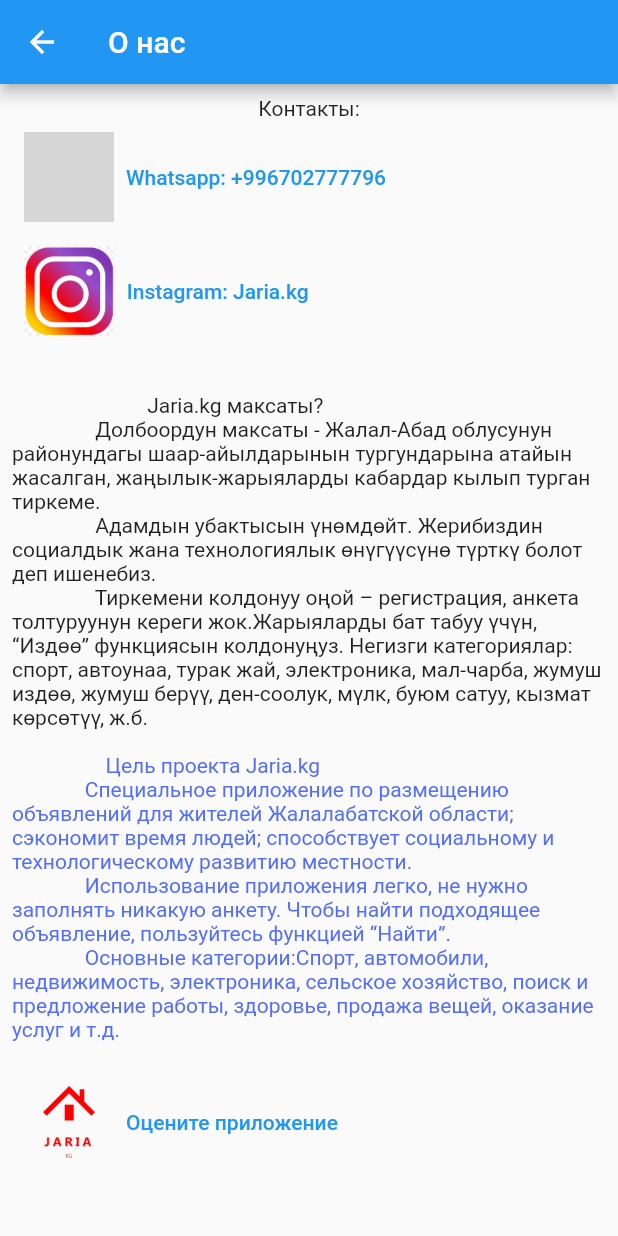
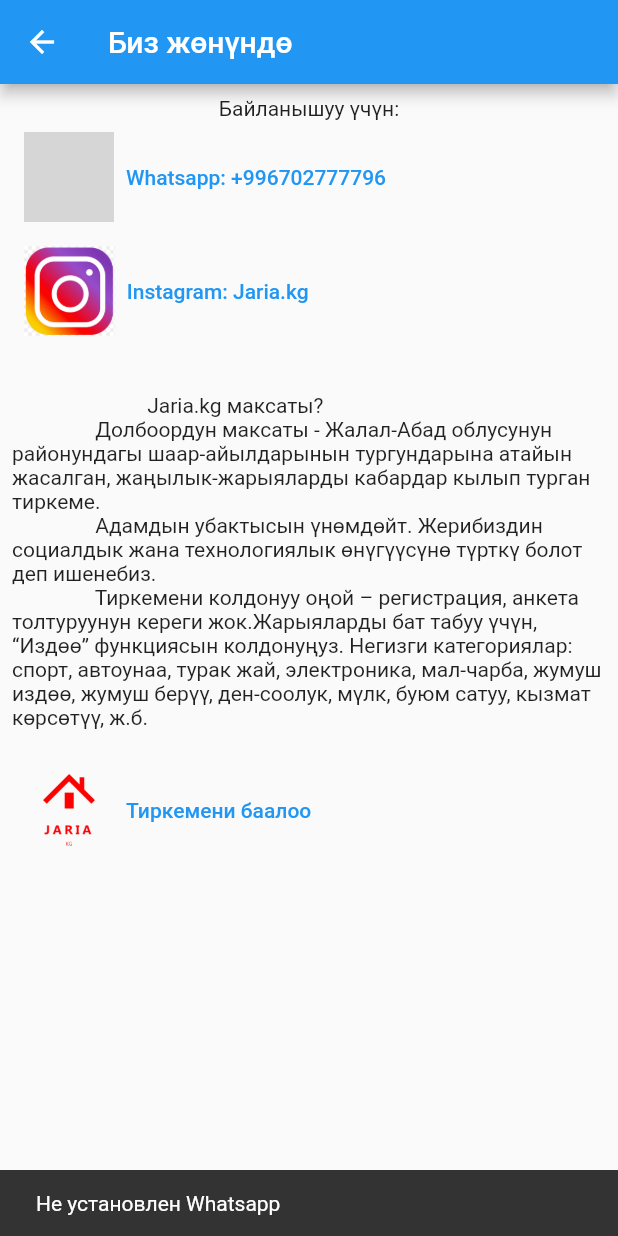
Before and after one commit to temike4442/nietkg_mobile, a Flutter app: the AboutPage screen opened directly, after a tap on "Whatsapp: +996702777796", on a phone screen of 412 x 824 dp. Run offline on Flutter 3.47's test engine with Material 2 defaults, Android fonts, the phone set to English and light mode, and no system bars; our stand-ins replace connectivity_plus, dio, image_picker, photo_view, story_view; missing offline and left inert: swipedetector; network calls fail; grey boxes are pictures that could not be loaded.

Commit message:
25,12,2022

```diff
--- a/lib/about.dart
+++ b/lib/about.dart
@@ -6,17 +6,27 @@
   @override
   Widget build(BuildContext context) {
     return Scaffold(
-      appBar: AppBar(title: Text('О нас'),),
+      appBar: AppBar(title: Text('Биз жөнүндө'),),
       body: Padding(
         padding: const EdgeInsets.all(8.0),
         child: SingleChildScrollView(
           child: Column(
             crossAxisAlignment: CrossAxisAlignment.start,
             children: [
-              Center(child: Text('Контакты:')),
+              Center(child: Text('Байланышуу үчүн:')),
               TextButton.icon(onPressed: () async{
-                var whatsappUrl ="whatsapp://send?phone=+996702777796";
-                await canLaunch(whatsappUrl)? launch(whatsappUrl):print("whatsapp не установлен");
+                var whatsappnumber ="+996702777796";
+                var whatsappAndroid =Uri.parse("whatsapp://send?phone=$whatsappnumber");
+                //var whatsappAndroid =Uri.parse("https://wa.me/$whatsappnumber");
+                if (await canLaunchUrl(whatsappAndroid)) {
+                  await launchUrl(whatsappAndroid);
+                } else {
+                  ScaffoldMessenger.of(context).showSnackBar(
+                    const SnackBar(
+                      content: Text("Не установлен Whatsapp"),
+                    ),
+                  );
+                }
               }, icon: Image.asset('assets/images/whatsapp.png',height: 60,), label: Text('Whatsapp: +996702777796')),
 
               TextButton.icon(onPressed: () async {
@@ -30,16 +40,16 @@
                 Адамдын убактысын үнөмдөйт. Жерибиздин социалдык жана технологиялык өнүгүүсүнө түрткү болот деп ишенебиз.
                 Тиркемени колдонуу оңой – регистрация, анкета толтуруунун кереги жок.Жарыяларды бат табуу үчүн, “Издөө” функциясын колдонуңуз. Негизги категориялар: спорт, автоунаа, турак жай, электроника, мал-чарба, жумуш издөө, жумуш берүү, ден-соолук, мүлк, буюм сатуу, кызмат көрсөтүү, ж.б.
                 '''),),
-              Text('''
+              /*Text('''
                   Цель проекта Jaria.kg
               Специальное приложение по размещению объявлений для жителей Жалалабатской области; сэкономит время людей; способствует социальному и технологическому развитию местности.
               Использование приложения легко, не нужно заполнять никакую анкету. Чтобы найти подходящее объявление, пользуйтесь функцией “Найти”.
               Основные категории:Спорт, автомобили, недвижимость, электроника, сельское хозяйство, поиск и предложение работы, здоровье, продажа вещей, оказание услуг и т.д.
-''',style: TextStyle(color: Colors.indigoAccent),),
+''',style: TextStyle(color: Colors.indigoAccent),),*/
               TextButton.icon(onPressed: () async {
                 var instaUrl ="https://play.google.com/store/apps/details?id=com.jaria.jaria_kg";
                 await canLaunch(instaUrl)? launch(instaUrl):print("instaUrl не установлен");
-              }, icon: Image.asset('assets/images/launch.png',height: 60,), label: Text('Оцените приложение')),
+              }, icon: Image.asset('assets/images/launch.png',height: 60,), label: Text('Тиркемени баалоо')),
             ],
           ),
         ),
--- a/lib/addetail.dart
+++ b/lib/addetail.dart
@@ -159,7 +159,7 @@
           data['region'],
           data['address'],
           data['price'],
-          data['valute'].toString(), []);
+          data['valute'].toString(),data['date'], []);
       for (Map<String, dynamic> s in data['images_set']) {
         _ad.images.add(s['image']);
       }
--- a/lib/includes/Ad.dart
+++ b/lib/includes/Ad.dart
@@ -6,11 +6,12 @@
   String name;
   String region;
   String address;
+  String date;
   int price;
   String valute;
   List<String> images;
   Ad(this.title, this.content, this.category, this.number, this.name,
-      this.region, this.address, this.price, this.valute, this.images);
+      this.region, this.address, this.price, this.valute,this.date, this.images);
 }
 
 class Short_ad {
--- a/pubspec.yaml
+++ b/pubspec.yaml
@@ -32,12 +32,11 @@
   story_view: 0.13.1
   photo_view: ^0.12.0
   swipedetector: 1.2.0
-  url_launcher: ^6.0.9
+  url_launcher: ^6.1.2
   dio: 4.0.0
   numberpicker: ^2.0.1
-  multi_image_picker: ^4.8.0
+  image_picker: ^0.8.6
   connectivity_plus: 2.0.0
-  flutter_absolute_path: ^1.0.6
 
 dev_dependencies:
   flutter_test:
```
Also changed, not shown: lib/addtab.dart (+20 -70 lines), lib/main.dart (+13 -7 lines), pubspec.lock, 2 other files.
